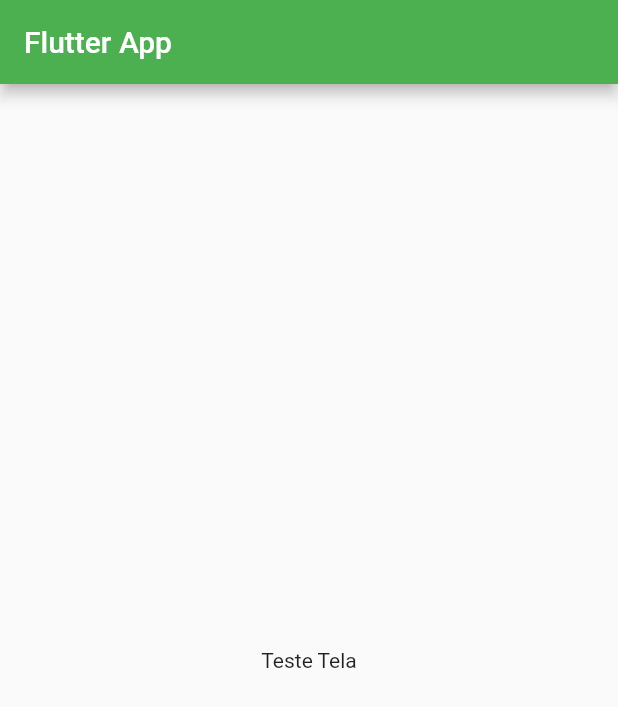
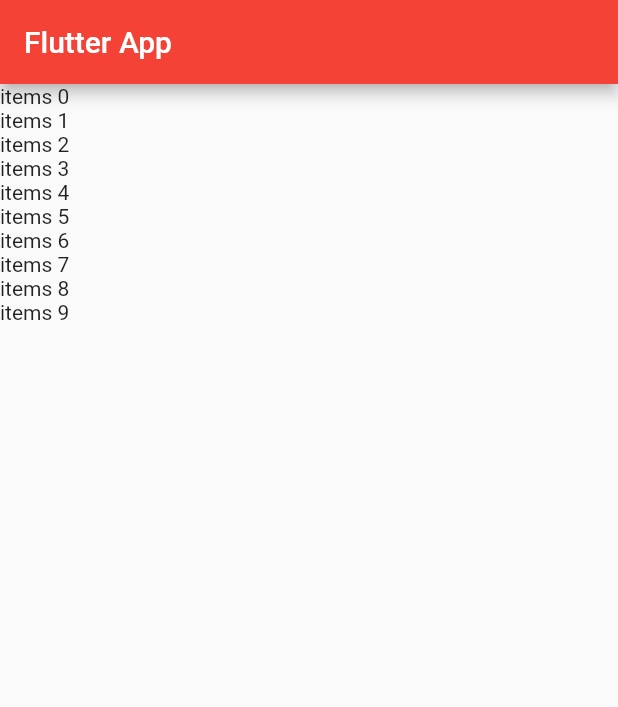
Before and after one commit to jhonnyrobert/ProjetoFlutter_ListaDeTarefas, a Flutter app: the screen it shows after launch, on a phone screen of 412 x 824 dp. Shown: the top 707 px of the screen. Run offline on Flutter 3.47's test engine with Material 2 defaults, Android fonts, the phone set to English and light mode, and no system bars.

Commit message:
Adcionado Lista
exibindo lista de itens na tela do aplicativo

```diff
--- a/lib/Models/iten.dart
+++ b/lib/Models/item.dart
@@ -2,13 +2,13 @@
 // https://javiercbk.github.io/json_to_dart/
 // modelo para passar
 
-class Iten {
+class Item {
   String title;
   bool done;
 
-  Iten({this.title, this.done});
+  Item({this.title, this.done});
 
-  Iten.fromJson(Map<String, dynamic> json) {
+  Item.fromJson(Map<String, dynamic> json) {
     title = json['title'];
     done = json['done'];
   }
--- a/lib/main.dart
+++ b/lib/main.dart
@@ -1,5 +1,7 @@
 // importação do pacote de icones do material design
 import 'package:flutter/material.dart';
+
+import 'Models/item.dart';
 
 void main() => runApp(App());
 
@@ -10,14 +12,35 @@ class App extends StatelessWidget {
       debugShowCheckedModeBanner: false,
       title: ' TurismoApp',
       theme: ThemeData(
-        primarySwatch: Colors.green,
+        primarySwatch: Colors.red,
       ),
       home: HomePage(),
     );
   }
 }
 
-class HomePage extends StatelessWidget {
+class HomePage extends StatefulWidget {
+  var items = new List<Item>();
+
+  HomePage() {
+    items = [];
+    items.add(Item(title: "items 0", done: false));
+    items.add(Item(title: "items 1", done: true));
+    items.add(Item(title: "items 2", done: false));
+    items.add(Item(title: "items 3", done: false));
+    items.add(Item(title: "items 4", done: false));
+    items.add(Item(title: "items 5", done: false));
+    items.add(Item(title: "items 6", done: true));
+    items.add(Item(title: "items 7", done: false));
+    items.add(Item(title: "items 8", done: true));
+    items.add(Item(title: "items 9", done: false));
+  }
+
+  @override
+  _HomePageState createState() => _HomePageState();
+}
+
+class _HomePageState extends State<HomePage> {
   @override
   Widget build(BuildContext context) {
     // utliza-se Scaffold em vez de Container para retorna uma pagina
@@ -25,8 +48,11 @@ class HomePage extends StatelessWidget {
       appBar: AppBar(
         title: Text("Flutter App"),
       ),
-      body: Container(
-        child: Center(child: Text("Teste Tela")),
+      body: ListView.builder(
+        itemCount: widget.items.length,
+        itemBuilder: (BuildContext ctx, int index) {
+          return Text(widget.items[index].title);
+        },
       ),
     );
   }
```
